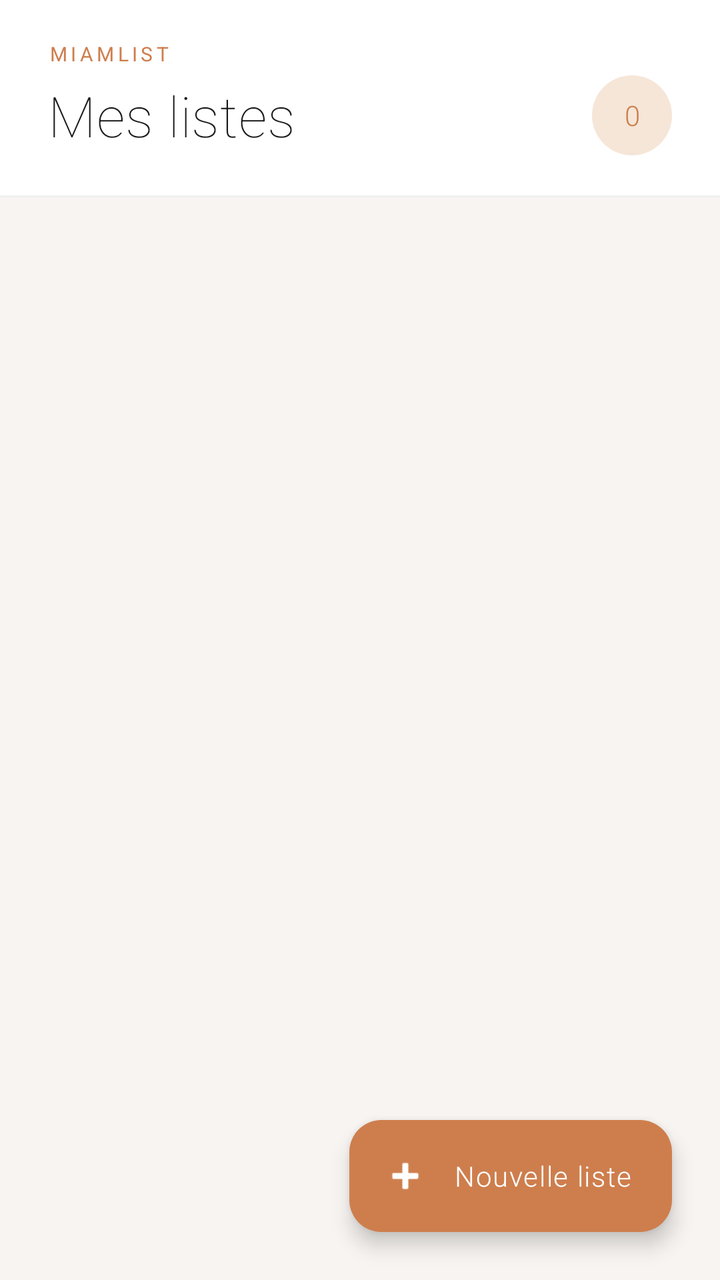
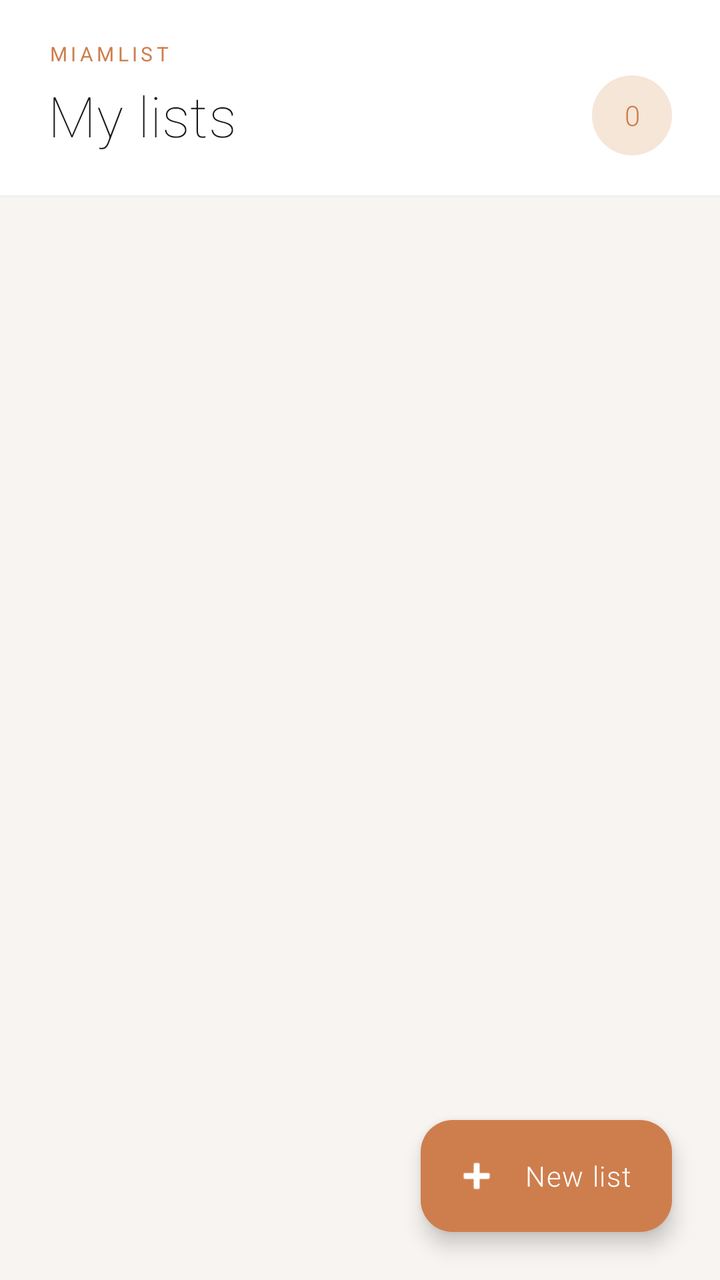

Compare the two renders of this Android layout. The source of the first and the diff that turns it into the second are given below.
<!-- AndroidManifest.xml: application theme Theme.MiamList -->
<!-- res/layout/activity_shopping_list.xml -->
<?xml version="1.0" encoding="utf-8"?>
<androidx.coordinatorlayout.widget.CoordinatorLayout
    xmlns:android="http://schemas.android.com/apk/res/android"
    xmlns:app="http://schemas.android.com/apk/res-auto"
    android:layout_width="match_parent"
    android:layout_height="match_parent"
    android:background="#F7F4F1">

    
    <com.google.android.material.appbar.AppBarLayout
        android:layout_width="match_parent"
        android:layout_height="wrap_content"
        android:background="#FFFFFF"
        app:elevation="0dp">

        <LinearLayout
            android:layout_width="match_parent"
            android:layout_height="wrap_content"
            android:orientation="vertical"
            android:paddingStart="24dp"
            android:paddingEnd="24dp"
            android:paddingTop="20dp"
            android:paddingBottom="20dp">

            
            <TextView
                android:layout_width="wrap_content"
                android:layout_height="wrap_content"
                android:text="MiamList"
                android:textSize="10sp"
                android:fontFamily="sans-serif"
                android:textColor="#CE7E4D"
                android:letterSpacing="0.18"
                android:textAllCaps="true"
                android:layout_marginBottom="4dp" />

            
            <LinearLayout
                android:layout_width="match_parent"
                android:layout_height="wrap_content"
                android:orientation="horizontal"
                android:gravity="center_vertical">

                <TextView
                    android:layout_width="0dp"
                    android:layout_height="wrap_content"
                    android:layout_weight="1"
                    android:text="Mes listes"
                    android:textSize="28sp"
                    android:fontFamily="sans-serif-thin"
                    android:textColor="#1A1A1A"
                    android:letterSpacing="0.01" />

                
                <TextView
                    android:id="@+id/tvListCount"
                    android:layout_width="40dp"
                    android:layout_height="40dp"
                    android:gravity="center"
                    android:textSize="14sp"
                    android:fontFamily="sans-serif-light"
                    android:textColor="#CE7E4D"
                    android:background="@drawable/bg_icon_pill"
                    android:text="0" />
            </LinearLayout>
        </LinearLayout>

        
        <View
            android:layout_width="match_parent"
            android:layout_height="1dp"
            android:background="#F0F0F0" />

    </com.google.android.material.appbar.AppBarLayout>

    
    <androidx.recyclerview.widget.RecyclerView
        android:id="@+id/recyclerShoppingLists"
        android:layout_width="match_parent"
        android:layout_height="match_parent"
        android:paddingStart="20dp"
        android:paddingEnd="20dp"
        android:paddingTop="16dp"
        android:paddingBottom="96dp"
        android:clipToPadding="false"
        app:layout_behavior="@string/appbar_scrolling_view_behavior" />

    
    <LinearLayout
        android:id="@+id/layoutEmpty"
        android:layout_width="wrap_content"
        android:layout_height="wrap_content"
        android:layout_gravity="center"
        android:orientation="vertical"
        android:gravity="center"
        android:visibility="gone">

        <TextView
            android:layout_width="wrap_content"
            android:layout_height="wrap_content"
            android:text="—"
            android:textSize="32sp"
            android:textColor="#CE7E4D"
            android:fontFamily="sans-serif-thin"
            android:layout_marginBottom="16dp" />

        <TextView
            android:layout_width="wrap_content"
            android:layout_height="wrap_content"
            android:text="Aucune liste pour l'instant"
            android:textSize="16sp"
            android:fontFamily="sans-serif-light"
            android:textColor="#1A1A1A"
            android:letterSpacing="0.02" />

        <TextView
            android:layout_width="wrap_content"
            android:layout_height="wrap_content"
            android:text="Appuyez sur le bouton + pour créer votre première liste"
            android:textSize="12sp"
            android:fontFamily="sans-serif-light"
            android:textColor="#AAAAAA"
            android:gravity="center"
            android:layout_marginTop="8dp"
            android:paddingStart="32dp"
            android:paddingEnd="32dp" />
    </LinearLayout>

    
    <com.google.android.material.floatingactionbutton.ExtendedFloatingActionButton
        android:id="@+id/fabAddList"
        android:layout_width="wrap_content"
        android:layout_height="wrap_content"
        android:layout_gravity="bottom|end"
        android:layout_margin="24dp"
        android:text="Nouvelle liste"
        android:textColor="#FFFFFF"
        android:fontFamily="sans-serif-light"
        android:textAllCaps="false"
        android:letterSpacing="0.04"
        app:icon="@android:drawable/ic_input_add"
        app:iconTint="#FFFFFF"
        app:backgroundTint="@color/accent"
        app:elevation="6dp"
        app:cornerRadius="16dp" />

</androidx.coordinatorlayout.widget.CoordinatorLayout>
<!-- resources referenced by this layout -->
<resources>
  <color name="accent">#CE7E4D</color>
  <!-- drawable bg_icon_pill (drawable) -->
  <?xml version="1.0" encoding="utf-8"?>
  <shape xmlns:android="http://schemas.android.com/apk/res/android"
      android:shape="oval">
      <solid android:color="#F5E6D8" />
  </shape>
  <style name="Theme.MiamList" parent="Base.Theme.MiamList" />
  <style name="Base.Theme.MiamList" parent="Theme.Material3.Light.NoActionBar">
          
          <item name="colorPrimary">@color/accent</item>
          <item name="colorOnPrimary">@color/on_accent</item>
          <item name="colorPrimaryContainer">@color/accent_light</item>
          <item name="colorOnPrimaryContainer">@color/on_surface</item>
  
          
          <item name="colorSurface">@color/background</item>
          <item name="colorOnSurface">@color/on_surface</item>
          <item name="colorSurfaceVariant">@color/surface</item>
          <item name="android:colorBackground">@color/background</item>
          <item name="android:windowBackground">@color/background</item>
  
          
          <item name="colorOutline">@color/outline</item>
  
          
          <item name="android:fontFamily">sans-serif-light</item>
  
          
          <item name="elevationOverlayEnabled">false</item>
      </style>
  <color name="on_accent">#FFFFFF</color>
  <color name="accent_light">#F5E6D8</color>
  <color name="on_surface">#1A1A1A</color>
  <color name="background">#FFFFFF</color>
  <color name="surface">#FAFAFA</color>
  <color name="outline">#D0D0D0</color>
</resources>

<!-- the commit's change to res/layout/activity_shopping_list.xml (unified diff, before → after) -->
@@ -26,7 +26,7 @@
             <TextView
                 android:layout_width="wrap_content"
                 android:layout_height="wrap_content"
-                android:text="MiamList"
+                android:text="@string/app_name"
                 android:textSize="10sp"
                 android:fontFamily="sans-serif"
                 android:textColor="#CE7E4D"
@@ -45,7 +45,7 @@
                     android:layout_width="0dp"
                     android:layout_height="wrap_content"
                     android:layout_weight="1"
-                    android:text="Mes listes"
+                    android:text="@string/my_lists"
                     android:textSize="28sp"
                     android:fontFamily="sans-serif-thin"
                     android:textColor="#1A1A1A"
@@ -107,7 +107,7 @@
         <TextView
             android:layout_width="wrap_content"
             android:layout_height="wrap_content"
-            android:text="Aucune liste pour l'instant"
+            android:text="@string/no_list_yet"
             android:textSize="16sp"
             android:fontFamily="sans-serif-light"
             android:textColor="#1A1A1A"
@@ -133,7 +133,7 @@
         android:layout_height="wrap_content"
         android:layout_gravity="bottom|end"
         android:layout_margin="24dp"
-        android:text="Nouvelle liste"
+        android:text="@string/new_list"
         android:textColor="#FFFFFF"
         android:fontFamily="sans-serif-light"
         android:textAllCaps="false"
<!-- resource entries referenced after the edit -->
@@ -7,6 +7,10 @@
       android:shape="oval">
       <solid android:color="#F5E6D8" />
   </shape>
+  <string name="app_name" translatable="false">MiamList</string>
+  <string name="my_lists">My lists</string>
+  <string name="new_list">New list</string>
+  <string name="no_list_yet">No list yet</string>
   <style name="Theme.MiamList" parent="Base.Theme.MiamList" />
   <style name="Base.Theme.MiamList" parent="Theme.Material3.Light.NoActionBar">
           
